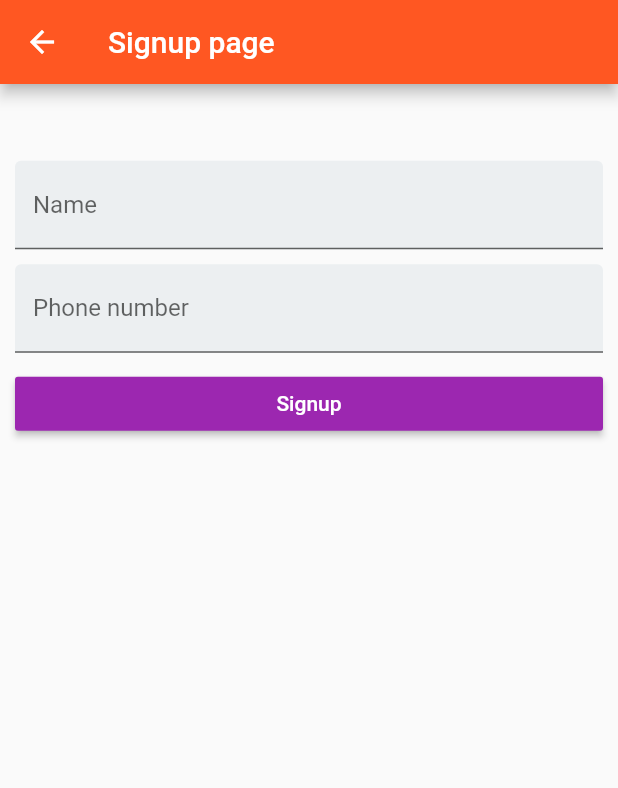
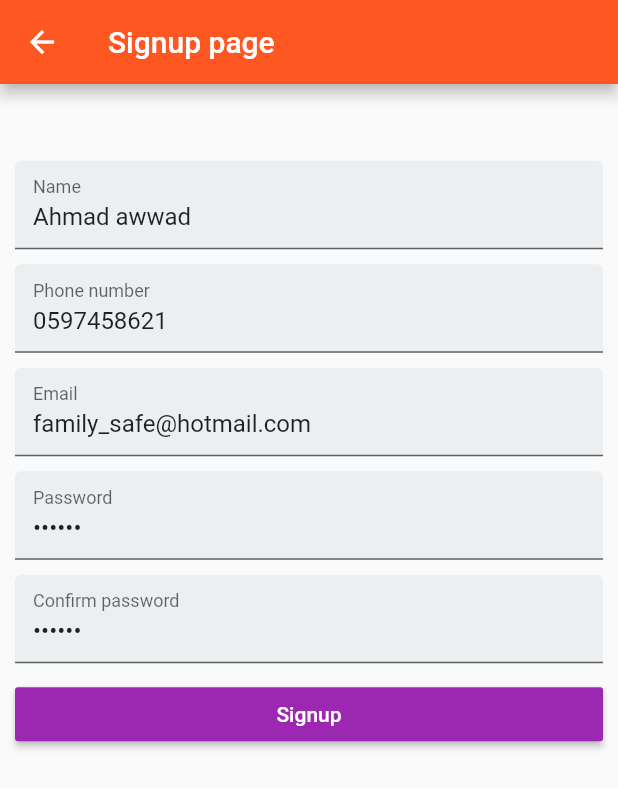
Before and after one commit to khaled-asfur/safe_journey_proj, a Flutter app: the SignupPage screen opened by its route, after a tap on "Signup", on a phone screen of 412 x 824 dp. Shown: the top 788 px of the screen. Run offline on Flutter 3.47's test engine with Material 2 defaults, Android fonts, the light colour scheme and no system bars; our stand-ins replace firebase_auth; accounts and stored records are empty; network calls fail.

Commit message:
signup+signin

```diff
--- /dev/null
+++ b/lib/models/auth.dart
@@ -0,0 +1,59 @@
+import 'package:firebase_auth/firebase_auth.dart';
+import 'package:flutter/services.dart';
+import 'package:flutter/widgets.dart';
+import '../models/helpers.dart';
+
+class Auth {
+  final FirebaseAuth instance = FirebaseAuth.instance;
+ //true returned means successful operation, false returned
+  Future<bool> login(String email, String password,BuildContext context) async {
+    bool result=false;
+    try {
+     /* AuthResult authResult = */await instance.signInWithEmailAndPassword(
+          email: email, password: password);
+          Navigator.pushReplacementNamed(context, 'homePage');
+          return true;
+    } on PlatformException catch (e) {
+      print(e);
+      Helpers.showErrorDialog(context, e.message);
+    }
+    return result;
+  }
+  //true returned means successful operation, false returned
+  Future<bool> logout(BuildContext context) async {
+
+     bool result=false;
+    try {
+      instance.signOut();
+      return true;
+    } on PlatformException catch (e) {
+      print(e);
+      Helpers.showErrorDialog(context, e.message);
+    }
+    return result;
+  }
+   //true returned means successful operation, false returned
+    Future<bool> signup(String email,String password, BuildContext context) async {
+      bool result=false;
+    try{
+    /*AuthResult authResult =*/ await FirebaseAuth.instance
+        .createUserWithEmailAndPassword(
+            email: email, password: password);
+            Navigator.pushReplacementNamed(context, 'homePage');
+            result=true;
+    }on PlatformException catch (e) {
+      print(e);
+      Helpers.showErrorDialog(context, e.message);
+    }
+    return result;
+  }
+  //اذا في يوزر عامل لوج ان برجع اليوزر واذا مش عامل لوج ان او صار اكسبشن برجع نل
+  Future<FirebaseUser> get currentUser async {
+    try {
+      return await instance.currentUser();
+    } catch (e) {
+      print('error occured while getting current user');
+      return null;
+    }
+  }
+}
--- a/lib/pages/signup_page.dart
+++ b/lib/pages/signup_page.dart
@@ -1,8 +1,8 @@
 import "package:flutter/material.dart";
-import 'package:firebase_auth/firebase_auth.dart';
+import '../models/auth.dart';
 
 class SignupPage extends StatefulWidget {
-
+  //TODO: add user data to firebase
   @override
   State<StatefulWidget> createState() {
     return SignupPageState();
@@ -10,10 +10,7 @@ class SignupPage extends StatefulWidget {
 }
 
 class SignupPageState extends State<SignupPage> {
-
-
-
-  final Map<String, dynamic> _formData = {
+  final Map<String, dynamic> _formData={
     "name": null,
     "phoneNumber": null,
     "email": null,
@@ -29,16 +26,14 @@ class SignupPageState extends State<SignupPage> {
         title: Text("Signup page"),
       ),
       body: Form(
-        //TODO: ضيف فورم كي
-
-       key: _formKey,
+        key: _formKey,
         child: Container(
           alignment: Alignment.center,
           child: ListView(
             padding: EdgeInsets.all(10),
             children: <Widget>[
               SizedBox(
-                height: 0.1*deviceHeight,
+                height: 0.1 * deviceHeight,
               ),
               _buildNameTextField(),
               SizedBox(
@@ -48,8 +43,7 @@ class SignupPageState extends State<SignupPage> {
               SizedBox(
                 height: 10,
               ),
-
-             /* _buildEmailTextField(),
+              _buildEmailTextField(),
               SizedBox(
                 height: 10,
               ),
@@ -61,22 +55,7 @@ class SignupPageState extends State<SignupPage> {
               SizedBox(
                 height: 10,
               ),
-              _buildConfirmPasswordTextField(),
-              SizedBox(
-                height: 10,
-              ),
-              _buildConfirmPasswordTextField(),
-              SizedBox(
-                height: 10,
-              ),
-              _buildConfirmPasswordTextField(),
-              SizedBox(
-                height: 10,
-              ),
-              _buildConfirmPasswordTextField(),
-              SizedBox(
-                height: 10,
-              ),*/
+              //TODO:add choose image button
               RaisedButton(
                   child: Text("Signup"),
                   color: Theme.of(context).accentColor,
@@ -91,14 +70,15 @@ class SignupPageState extends State<SignupPage> {
 
   Widget _buildNameTextField() {
     return TextFormField(
+      initialValue: "Ahmad awwad",
       decoration: InputDecoration(
         labelText: "Name",
         filled: true,
         fillColor: Colors.blueGrey[50],
       ),
       validator: (String value) {
-        if (value.isEmpty || value.length < 4)
-          return "name value must be 4+ characters";
+        //بستقبل بس حروف عربي وانجليزي وسبيسز
+        if (value.length < 4 || !RegExp('^[\\s\\u0600-\\u065F\\u066A-\\u06EF\\u06FA-\\u06FFa-zA-Z]+[\\u0600-\\u065F\\u066A-\\u06EF\\u06FA-\\u06FFa-zA-Z-_]*\$').hasMatch(value)) return "Please enter your full name";
         return null;
       },
       keyboardType: TextInputType.text,
@@ -110,14 +90,14 @@ class SignupPageState extends State<SignupPage> {
 
   Widget _buildPhoneTextField() {
     return TextFormField(
+      initialValue: "0597458621",
       decoration: InputDecoration(
         labelText: "Phone number",
         filled: true,
         fillColor: Colors.blueGrey[50],
       ),
       validator: (String value) {
-        if (value.isEmpty || value.length != 10)
-          return "Please enter a valid form number";
+        if (value.length != 10) return "Please enter a valid phone number";
         return null;
       },
       keyboardType: TextInputType.phone,
@@ -129,14 +109,15 @@ class SignupPageState extends State<SignupPage> {
 
   Widget _buildEmailTextField() {
     return TextFormField(
+      initialValue: "family_safe@hotmail.com",
       decoration: InputDecoration(
+
         labelText: "Email",
         filled: true,
         fillColor: Colors.blueGrey[50],
       ),
       validator: (String value) {
-        if (value.isEmpty ||
-            value.length < 5 ||
+        if (value.length < 5 ||
             !RegExp(r"[a-z0-9!#$%&'*+/=?^_`{|}~-]+(?:\.[a-z0-9!#$%&'*+/=?^_`{|}~-]+)*@(?:[a-z0-9](?:[a-z0-9-]*[a-z0-9])?\.)+[a-z0-9](?:[a-z0-9-]*[a-z0-9])?")
                 .hasMatch(value)) //هاي جاهزة لفحص اذا كان ايميل او لا
           return "please enter a valid email!";
@@ -151,19 +132,23 @@ class SignupPageState extends State<SignupPage> {
 
   Widget _buildPasswordTextField() {
     return TextFormField(
+      initialValue: "123456",
       decoration: InputDecoration(
         labelText: "Password",
         filled: true,
         fillColor: Colors.blueGrey[50],
       ),
-
+      keyboardType: TextInputType.text,
+     /* onChanged:(String val){
+        _formData["password"]=val;//لاني بفحص قيمة هذا الفاريابل في كونفيرم باسسورد
+      },*/
+      obscureText: true, //يخفي الاحرف لانها باسسوورد
       validator: (String value) {
-        if (value.isEmpty || value.length < 5)
+        _formData["password"] = value;
+        if (value.length < 5)
           return "Passwords value must be 5+ characters";
         return null;
       },
-      keyboardType: TextInputType.text,
-      obscureText: true, //يخفي الاحرف لانها باسسوورد
       onSaved: (String value) {
         _formData["password"] = value;
       },
@@ -171,8 +156,8 @@ class SignupPageState extends State<SignupPage> {
   }
 
   Widget _buildConfirmPasswordTextField() {
-    //TODO: تأكد انه الباسوورد والكونفيرم باسسورد الهن نفس القيمة
     return TextFormField(
+      initialValue: "123456",
       decoration: InputDecoration(
         labelText: "Confirm password",
         filled: true,
@@ -180,8 +165,9 @@ class SignupPageState extends State<SignupPage> {
       ),
 
       validator: (String value) {
-        if (value.isEmpty || value.length < 5)
-          return "Passwords value must be 5+ characters";
+        print('value= $value & form data= ${_formData["password"]}');
+        if (value != _formData["password"])
+          return "This doesn't equal password's value ";
         return null;
       },
       keyboardType: TextInputType.text,
@@ -193,18 +179,10 @@ class SignupPageState extends State<SignupPage> {
   }
 
   void _submitForm() {
-    //TODO:اعمل فاليديشن للفورم
-    /*if (_formKey.currentState.validate() != true) return;
-    _formKey.currentState.save();*/
+    if (_formKey.currentState.validate() != true) return;
+    _formKey.currentState.save();
     //Navigator.pushReplacementNamed(context, "homePage");
-    signup();
-    print("signed up");
-
-}
-  void signup()async {
-        AuthResult user =await  FirebaseAuth.instance.createUserWithEmailAndPassword(email:"fadi_hejazy1@hotmail.com",password:"1234567");
-        print("signed up from method");
-         print(user);
+    Auth().signup(_formData['email'],_formData['password'],context);
   }
 
 }
```
Also changed, not shown: lib/models/helpers.dart (added, +22 -0 lines), lib/pages/login_page.dart (+13 -33 lines), 2 other files.
